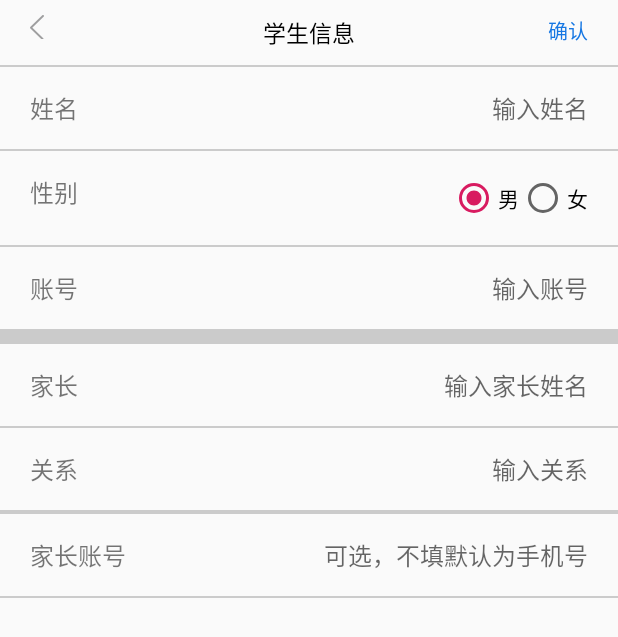
After one commit to huangxinyu1213/FamilyEducation, an Android app: the StudentInfoActivity screen opened directly, with no data from a screen before it, on a phone screen of 412 x 824 dp. The commit adds this screen. Shown: the top 637 px of the screen. Run offline under Robolectric (Android 15) with nearby library versions, the phone set to English and light mode, and no system bars.

Commit message:
家教平台

```diff
--- a/app/src/main/AndroidManifest.xml
+++ b/app/src/main/AndroidManifest.xml
@@ -15,6 +15,8 @@
         android:supportsRtl="true"
         android:theme="@style/AppTheme"
         android:usesCleartextTraffic="true">
+        <activity android:name=".activity.StudentInfoActivity">
+        </activity>
         <activity android:name=".activity.ClassTableActivity">
         </activity>
         <activity android:name=".home.SplashActivity">
--- a/app/src/main/java/com/wtxy/familyeducation/activity/ClassInfoActivity.java
+++ b/app/src/main/java/com/wtxy/familyeducation/activity/ClassInfoActivity.java
@@ -1,6 +1,7 @@
 package com.wtxy.familyeducation.activity;
 
 import android.content.Intent;
+import android.support.annotation.Nullable;
 import android.support.v7.app.AppCompatActivity;
 import android.os.Bundle;
 import android.view.View;
@@ -52,6 +53,21 @@ public class ClassInfoActivity extends BaseActivity {
             }
         });
         showTitle(classInfo.getShowTitle());
+        showRightBtn("新增学生");
+        loadStudent();
+    }
+
+    @Override
+    public void onRightBtnClick() {
+        super.onRightBtnClick();
+        Intent intent = new Intent(this,StudentInfoActivity.class);
+        intent.putExtra(Const.KEY_CLASS_ID,classInfo.getClass_id());
+        startActivityForResult(intent,1);
+    }
+
+    @Override
+    protected void onActivityResult(int requestCode, int resultCode, @Nullable Intent data) {
+        super.onActivityResult(requestCode, resultCode, data);
         loadStudent();
     }
 
--- /dev/null
+++ b/app/src/main/java/com/wtxy/familyeducation/activity/StudentInfoActivity.java
@@ -0,0 +1,98 @@
+package com.wtxy.familyeducation.activity;
+
+import android.os.Bundle;
+import android.text.TextUtils;
+import android.widget.EditText;
+import android.widget.RadioButton;
+
+import com.wtxy.familyeducation.BaseActivity;
+import com.wtxy.familyeducation.R;
+import com.wtxy.familyeducation.constant.Const;
+import com.wtxy.familyeducation.task.ModifyStudentInfoTask;
+import com.wtxy.familyeducation.user.StudentInfo;
+import com.wtxy.familyeducation.util.ToastUtil;
+import com.zhy.http.okhttp.requestBase.HttpResult;
+import com.zhy.http.okhttp.requestBase.TaskListener;
+
+public class StudentInfoActivity extends BaseActivity {
+    private EditText edtName,edtAccount,edtParentName,edtParentAccount,edtRelation;
+    private int classId;
+    private RadioButton rdMan,rdWoman;
+    @Override
+    protected void onCreate(Bundle savedInstanceState) {
+        setContentView(R.layout.activity_student_info);
+        super.onCreate(savedInstanceState);
+        showTitle("学生信息");
+        showRightBtn("确认");
+        edtName = findViewById(R.id.edtName);
+        edtAccount = findViewById(R.id.edtAcount);
+        edtParentName = findViewById(R.id.edtParent);
+        edtRelation = findViewById(R.id.edt_relation_ship);
+        edtParentAccount = findViewById(R.id.edtParentAcount);
+        classId = getIntent().getIntExtra(Const.KEY_CLASS_ID,0);
+        rdMan = findViewById(R.id.rb_man);
+        rdWoman = findViewById(R.id.rb_woman);
+    }
+
+    @Override
+    public void onRightBtnClick() {
+        super.onRightBtnClick();
+        if (TextUtils.isEmpty(edtName.getText())){
+            showToast("请输入学生姓名");
+            return;
+        }
+        if (TextUtils.isEmpty(edtAccount.getText())){
+            showToast("请输入学生账号");
+            return;
+        }
+        if (TextUtils.isEmpty(edtParentName.getText())){
+            showToast("请输入家长姓名");
+            return;
+        }
+        if (TextUtils.isEmpty(edtParentAccount.getText())){
+            showToast("请输入家长账号");
+            return;
+        }
+        if (TextUtils.isEmpty(edtRelation.getText())){
+            showToast("请输入与家长关系");
+            return;
+        }
+        addStudent();
+    }
+
+    private void addStudent() {
+        StudentInfo studentInfo = new StudentInfo();
+        studentInfo.student_name = edtName.getText().toString();
+        studentInfo.student_account = edtAccount.getText().toString();
+        studentInfo.student_gender = rdMan.isChecked() ? "男" : "女";
+        studentInfo.class_id = classId+"";
+        studentInfo.parent_name = edtParentName.getText().toString();
+        studentInfo.parent_relation = edtRelation.getText().toString();
+        studentInfo.parent_account = edtParentAccount.getText().toString();
+        ModifyStudentInfoTask modifyStudentInfoTask = new ModifyStudentInfoTask(new TaskListener<HttpResult>() {
+            @Override
+            public void onTaskStart(TaskListener<HttpResult> listener) {
+
+            }
+
+            @Override
+            public void onTaskComplete(TaskListener<HttpResult> listener, HttpResult result, Exception e) {
+               if (result != null && result.isSuccess()){
+                   showToast("学生新增成功");
+                   setResult(1);
+                   finish();
+               }else {
+                   showToast("新增学生失败");
+               }
+            }
+        },HttpResult.class);
+        modifyStudentInfoTask.setStudentInfo(studentInfo);
+        modifyStudentInfoTask.execute();
+    }
+
+    private void showToast(String content){
+        if (!TextUtils.isEmpty(content)){
+            ToastUtil.showShortToast(this,content);
+        }
+    }
+}
--- /dev/null
+++ b/app/src/main/java/com/wtxy/familyeducation/task/ModifyStudentInfoTask.java
@@ -0,0 +1,50 @@
+package com.wtxy.familyeducation.task;
+
+import com.wtxy.familyeducation.net.FamilyEduHttpRequest;
+import com.wtxy.familyeducation.user.StudentInfo;
+import com.zhy.http.okhttp.requestBase.HttpResult;
+import com.zhy.http.okhttp.requestBase.TaskListener;
+
+import java.util.HashMap;
+
+/**
+ * @Author: maxiaohu
+ * @Date: 2020/5/9
+ * @Describe:
+ */
+public class ModifyStudentInfoTask extends FamilyEduHttpRequest<HttpResult> {
+    private StudentInfo studentInfo;
+    public ModifyStudentInfoTask(TaskListener<HttpResult> taskListener, Class<HttpResult> mResultClassType) {
+        super(taskListener, mResultClassType);
+    }
+
+    public  void setStudentInfo(StudentInfo studentInfo){
+        this.studentInfo = studentInfo;
+    }
+
+    @Override
+    protected String getPath() {
+        return "/add/student";
+    }
+
+    @Override
+    protected void addParam(HashMap<String, String> params) {
+       params.put("student_name",studentInfo.student_name);
+       params.put("student_gender",studentInfo.student_gender);
+       params.put("class_id",studentInfo.class_id);
+       params.put("student_account",studentInfo.student_account);
+       params.put("parent_name",studentInfo.parent_name);
+       params.put("parent_account",studentInfo.parent_account);
+       params.put("parent_relation",studentInfo.parent_relation);
+    }
+
+    @Override
+    protected void setHeader(HashMap<String, String> headers) {
+
+    }
+
+    @Override
+    protected String getMethod() {
+        return "POST";
+    }
+}
--- a/app/src/main/java/com/wtxy/familyeducation/user/StudentInfo.java
+++ b/app/src/main/java/com/wtxy/familyeducation/user/StudentInfo.java
@@ -13,6 +13,9 @@ public class StudentInfo extends BaseItemBean {
     public String student_gender;
     public String class_id;
     public String student_account;
+    public String parent_name;
+    public String parent_account;
+    public String parent_relation;
 
     @Override
     public String toString() {
--- /dev/null
+++ b/app/src/main/res/layout/activity_student_info.xml
@@ -0,0 +1,196 @@
+<?xml version="1.0" encoding="utf-8"?>
+<LinearLayout
+    xmlns:android="http://schemas.android.com/apk/res/android"
+    xmlns:app="http://schemas.android.com/apk/res-auto"
+    xmlns:tools="http://schemas.android.com/tools"
+    android:layout_width="match_parent"
+    android:layout_height="match_parent"
+    android:orientation="vertical"
+    tools:context=".activity.TeacherInfoActivity">
+    <include layout="@layout/layout_comon_title"/>
+    <RelativeLayout
+        android:layout_width="match_parent"
+        android:layout_height="wrap_content"
+        android:paddingLeft="@dimen/commend_padding"
+        android:paddingRight="@dimen/commend_padding"
+        android:paddingTop="15dp"
+        android:paddingBottom="15dp"
+        >
+        <TextView
+            android:layout_width="wrap_content"
+            android:layout_height="wrap_content"
+            android:textSize="16sp"
+            android:text="姓名"/>
+        <EditText
+            android:id="@+id/edtName"
+            android:layout_width="wrap_content"
+            android:layout_height="wrap_content"
+            android:layout_alignParentRight="true"
+            android:hint="输入姓名"
+            android:textSize="16sp"
+            android:layout_marginLeft="20dp"
+            android:background="@null"/>
+    </RelativeLayout>
+    <View
+        android:layout_width="match_parent"
+        android:layout_height="1dp"
+        android:background="@color/common_divider"
+        />
+    <RelativeLayout
+        android:layout_width="match_parent"
+        android:layout_height="wrap_content"
+        android:paddingLeft="@dimen/commend_padding"
+        android:paddingRight="@dimen/commend_padding"
+        android:paddingTop="15dp"
+        android:paddingBottom="15dp"
+        >
+        <TextView
+            android:layout_width="wrap_content"
+            android:layout_height="wrap_content"
+            android:textSize="16sp"
+            android:text="性别"/>
+        <RadioGroup
+            android:id="@+id/rg_sex"
+            android:layout_width="wrap_content"
+            android:layout_height="wrap_content"
+            android:orientation="horizontal"
+            android:layout_alignParentRight="true">
+            <RadioButton
+                android:id="@+id/rb_man"
+                android:layout_width="wrap_content"
+                android:layout_height="wrap_content"
+                android:checked="true"
+                android:text="男"
+                />
+            <RadioButton
+                android:id="@+id/rb_woman"
+                android:layout_width="wrap_content"
+                android:layout_height="wrap_content"
+                android:text="女"
+                />
+        </RadioGroup>
+
+    </RelativeLayout>
+    <View
+        android:layout_width="match_parent"
+        android:layout_height="1dp"
+        android:background="@color/common_divider"
+        />
+    <RelativeLayout
+        android:layout_width="match_parent"
+        android:layout_height="wrap_content"
+        android:paddingLeft="@dimen/commend_padding"
+        android:paddingRight="@dimen/commend_padding"
+        android:paddingTop="15dp"
+        android:paddingBottom="15dp"
+        >
+        <TextView
+            android:layout_width="wrap_content"
+            android:layout_height="wrap_content"
+            android:textSize="16sp"
+            android:text="账号"/>
+        <EditText
+            android:id="@+id/edtAcount"
+            android:layout_width="wrap_content"
+            android:layout_height="wrap_content"
+            android:layout_alignParentRight="true"
+            android:hint="输入账号"
+            android:textSize="16sp"
+            android:layout_marginLeft="20dp"
+            android:background="@null"/>
+    </RelativeLayout>
+    <View
+        android:layout_width="match_parent"
+        android:layout_height="10dp"
+        android:background="@color/common_divider"
+        />
+    <RelativeLayout
+        android:layout_width="match_parent"
+        android:layout_height="wrap_content"
+        android:paddingLeft="@dimen/commend_padding"
+        android:paddingRight="@dimen/commend_padding"
+        android:paddingTop="15dp"
+        android:paddingBottom="15dp"
+        >
+        <TextView
+            android:layout_width="wrap_content"
+            android:layout_height="wrap_content"
+            android:textSize="16sp"
+            android:text="家长"/>
+        <EditText
+            android:id="@+id/edtParent"
+            android:layout_width="wrap_content"
+            android:layout_height="wrap_content"
+            android:layout_alignParentRight="true"
+            android:hint="输入家长姓名"
+            android:textSize="16sp"
+            android:layout_marginLeft="20dp"
+            android:background="@null"/>
+    </RelativeLayout>
+    <View
+        android:layout_width="match_parent"
+        android:layout_height="1dp"
+        android:background="@color/common_divider"
+        />
+    <RelativeLayout
+        android:layout_width="match_parent"
+        android:layout_height="wrap_content"
+        android:paddingLeft="@dimen/commend_padding"
+        android:paddingRight="@dimen/commend_padding"
+        android:paddingTop="15dp"
+        android:paddingBottom="15dp"
+        >
+        <TextView
+            android:layout_width="wrap_content"
+            android:layout_height="wrap_content"
+            android:textSize="16sp"
+            android:text="关系"/>
+        <EditText
+            android:id="@+id/edt_relation_ship"
+            android:layout_width="wrap_content"
+            android:layout_height="wrap_content"
+            android:layout_alignParentRight="true"
+            android:hint="输入关系"
+            android:textSize="16sp"
+            android:layout_marginLeft="20dp"
+            android:background="@null"/>
+    </RelativeLayout>
+    <View
+        android:layout_width="match_parent"
+        android:layout_height="1dp"
+        android:background="@color/common_divider"
+        />
+    <View
+        android:layout_width="match_parent"
+        android:layout_height="1dp"
+        android:background="@color/common_divider"
+        />
+    <RelativeLayout
+        android:layout_width="match_parent"
+        android:layout_height="wrap_content"
+        android:paddingLeft="@dimen/commend_padding"
+        android:paddingRight="@dimen/commend_padding"
+        android:paddingTop="15dp"
+        android:paddingBottom="15dp"
+        >
+        <TextView
+            android:layout_width="wrap_content"
+            android:layout_height="wrap_content"
+            android:textSize="16sp"
+            android:text="家长账号"/>
+        <EditText
+            android:id="@+id/edtParentAcount"
+            android:layout_width="wrap_content"
+            android:layout_height="wrap_content"
+            android:layout_alignParentRight="true"
+            android:hint="可选，不填默认为手机号"
+            android:textSize="16sp"
+            android:layout_marginLeft="20dp"
+            android:background="@null"/>
+    </RelativeLayout>
+    <View
+        android:layout_width="match_parent"
+        android:layout_height="1dp"
+        android:background="@color/common_divider"
+        />
+</LinearLayout>
--- a/app/src/main/res/layout/activity_teacher_info.xml
+++ b/app/src/main/res/layout/activity_teacher_info.xml
@@ -88,7 +88,7 @@
                 android:layout_width="wrap_content"
                 android:layout_height="wrap_content"
                 android:textSize="16sp"
-                android:text="姓名"/>
+                android:text="手机号"/>
             <EditText
                 android:id="@+id/edtPhone"
                 android:layout_width="wrap_content"
```
